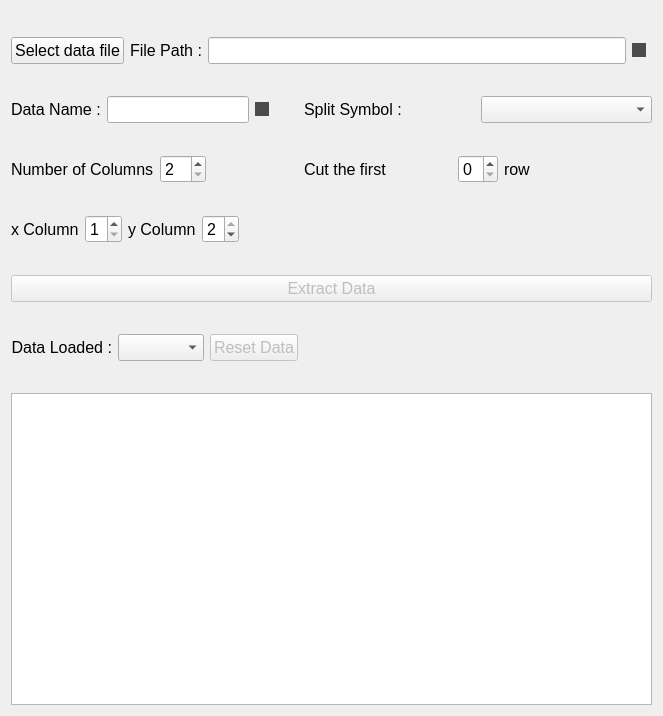
Before: the Qt Designer form View/DataWindow.ui in BETRU21/GraphicGenerator, drawn with Qt 5.
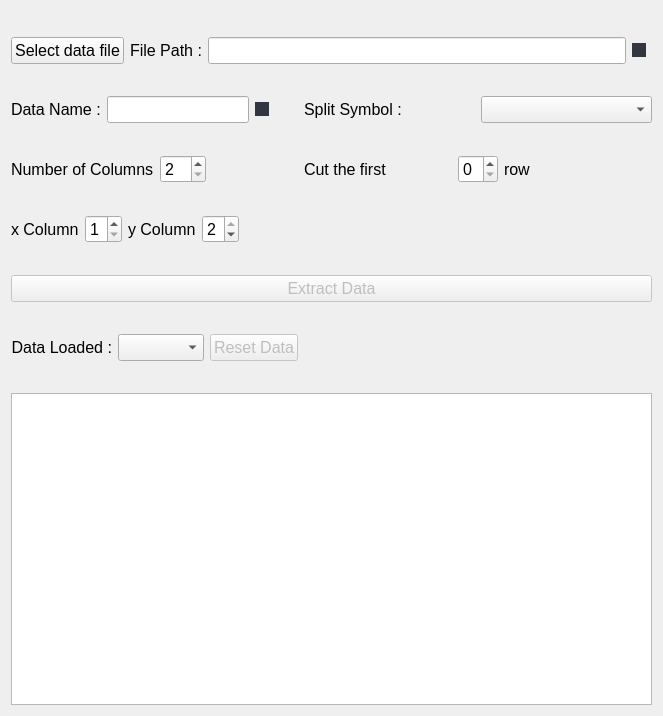
After: the same form once the commit is applied.

Commit message: Change background color and fix issue when filePath was empty

Patch:
```diff
--- a/View/DataWindow.ui
+++ b/View/DataWindow.ui
@@ -75,7 +75,7 @@
        <item>
         <widget class="QCheckBox" name="ind_filePath">
          <property name="styleSheet">
-          <string notr="true">QCheckBox::indicator{background-color: rgb(75, 75, 75);}</string>
+          <string notr="true">QCheckBox::indicator{background-color: rgb(49, 54, 65);}</string>
          </property>
          <property name="text">
           <string/>
@@ -123,7 +123,7 @@
        <item>
         <widget class="QCheckBox" name="ind_dataName">
          <property name="styleSheet">
-          <string notr="true">QCheckBox::indicator{background-color: rgb(75, 75, 75);}</string>
+          <string notr="true">QCheckBox::indicator{background-color: rgb(49, 54, 65);}</string>
          </property>
          <property name="text">
           <string/>
```
The commit also changes 3 other files.
